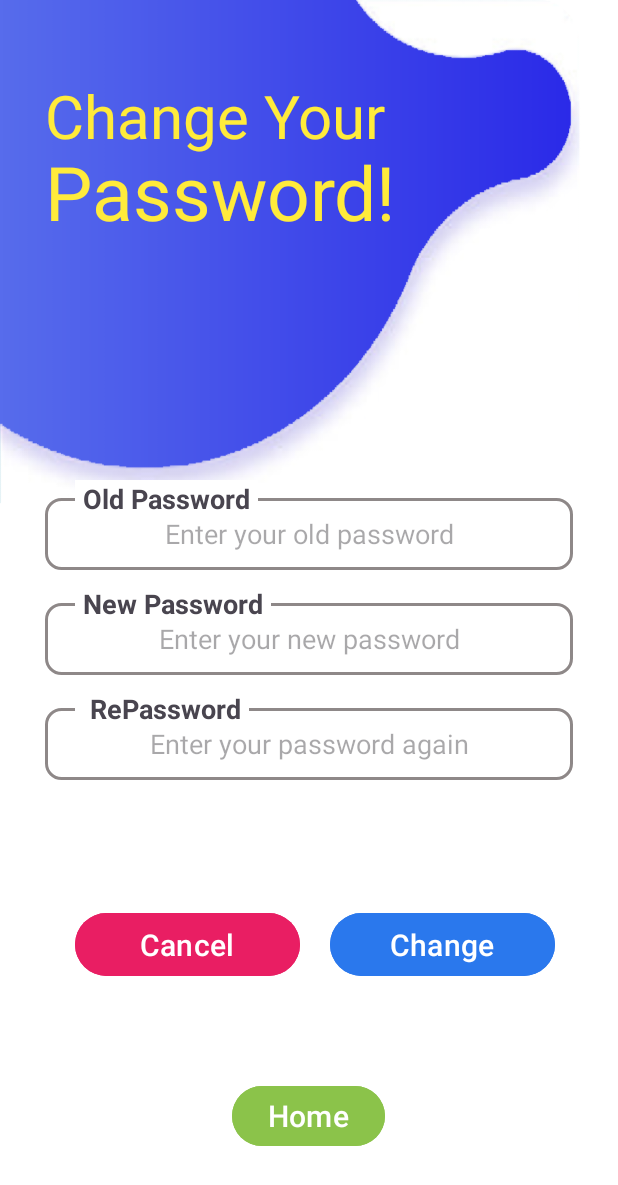
After one commit to anhdatx4ql/btl_ptud_android, an Android app: the ChangePasswordActivity screen opened directly, with no data from a screen before it, on a phone screen of 412 x 824 dp. The commit adds this screen. Shown: the top 1185 px of the screen. Run offline under Robolectric (Android 15) with nearby library versions, the phone set to English and light mode, and no system bars; our stand-ins replace Firebase (no records; nobody signed in at launch, a user with empty details on screens opened directly).

Commit message:
change password

```diff
--- a/app/src/main/AndroidManifest.xml
+++ b/app/src/main/AndroidManifest.xml
@@ -12,6 +12,9 @@
         android:supportsRtl="true"
         android:theme="@style/Theme.Btl_ptud_android"
         tools:targetApi="31">
+        <activity
+            android:name=".activities.ChangePasswordActivity"
+            android:exported="false" />
         <activity
             android:name=".activities.PlayQuizActivity"
             android:exported="false" />
@@ -44,7 +47,7 @@
             android:exported="false" />
         <activity
             android:name=".activities.LibraryActivity"
-            android:exported="false"></activity>
+            android:exported="false" />
         <activity
             android:name=".activities.SignUpActivity"
             android:exported="false" />
--- /dev/null
+++ b/app/src/main/java/com/example/btl_ptud_android/activities/ChangePasswordActivity.kt
@@ -0,0 +1,122 @@
+package com.example.btl_ptud_android.activities
+
+import android.content.Intent
+import android.os.Bundle
+import android.text.method.HideReturnsTransformationMethod
+import android.text.method.PasswordTransformationMethod
+import android.widget.Toast
+import androidx.appcompat.app.AppCompatActivity
+import com.example.btl_ptud_android.databinding.ActivityChangePasswordBinding
+import com.google.firebase.auth.EmailAuthProvider
+import com.google.firebase.auth.FirebaseAuth
+import com.google.firebase.database.DatabaseReference
+import com.google.firebase.database.FirebaseDatabase
+
+class ChangePasswordActivity : AppCompatActivity() {
+    private lateinit var binding: ActivityChangePasswordBinding
+    private lateinit var auth: FirebaseAuth
+    private lateinit var firebaseRef: DatabaseReference
+    private var admin: Boolean = false
+
+    override fun onCreate(savedInstanceState: Bundle?) {
+        super.onCreate(savedInstanceState)
+        binding = ActivityChangePasswordBinding.inflate(layoutInflater)
+        setContentView(binding.root)
+
+        auth = FirebaseAuth.getInstance()
+
+
+
+        binding.btnChange.setOnClickListener {
+            binding.prgSignup.visibility = android.view.View.VISIBLE
+            val oldPassword = binding.edtOldPassword.text.toString().trim()
+            val newPassword = binding.edtNewPassword.text.toString().trim()
+            val confirmPassword = binding.edtNewPassword2.text.toString().trim()
+
+            // Kiểm tra đầu vào
+            if (oldPassword.isEmpty() || newPassword.isEmpty() || confirmPassword.isEmpty()) {
+                Toast.makeText(this, "Vui lòng nhập đầy đủ thông tin", Toast.LENGTH_SHORT).show()
+                binding.prgSignup.visibility = android.view.View.GONE
+                return@setOnClickListener
+            }
+
+            if (newPassword.length < 6) {
+                Toast.makeText(this, "Mật khẩu phải có ít nhất 6 ký tự", Toast.LENGTH_SHORT).show()
+                binding.prgSignup.visibility = android.view.View.GONE
+                return@setOnClickListener
+            }
+
+            if (newPassword != confirmPassword) {
+                Toast.makeText(this, "Mật khẩu mới không trùng khớp", Toast.LENGTH_SHORT).show()
+                binding.prgSignup.visibility = android.view.View.GONE
+                return@setOnClickListener
+            }
+            // Xác thực lại người dùng trước khi đổi mật khẩu
+            reAuthenticateAndChangePassword(oldPassword, newPassword)
+        }
+
+        firebaseRef = FirebaseDatabase.getInstance().getReference("users")
+        val userId = auth.currentUser?.uid
+        if (userId != null) {
+            firebaseRef.child(userId).child("admin").get().addOnSuccessListener {
+                if (it.exists()) {
+                    val isAdmin = it.getValue(Boolean::class.java)
+                    admin = isAdmin ?: false
+                }
+            }
+        }
+
+        binding.prgSignup.visibility = android.view.View.GONE
+        binding.btnBack.setOnClickListener {
+            if (admin == true) {
+                val intent = Intent(this, MainActivity::class.java)
+                startActivity(intent)
+                finish()
+            }else{
+                val intent = Intent(this, HomeUserActivity::class.java)
+                startActivity(intent)
+                finish()
+            }
+        }
+
+
+        binding.btnCancel.setOnClickListener {
+            Toast.makeText(this, "Bạn đã huỷ đổi mật khẩu", Toast.LENGTH_SHORT).show()
+            if (admin == true) {
+                val intent = Intent(this, MainActivity::class.java)
+                startActivity(intent)
+                finish()
+            }else{
+                val intent = Intent(this, HomeUserActivity::class.java)
+                startActivity(intent)
+                finish()
+            }
+        }
+    }
+
+
+
+    private fun reAuthenticateAndChangePassword(oldPassword: String, newPassword: String) {
+        val user = auth.currentUser
+        if (user != null && user.email != null) {
+            val credential = EmailAuthProvider.getCredential(user.email!!, oldPassword)
+
+            user.reauthenticate(credential).addOnCompleteListener { reAuthTask ->
+                if (reAuthTask.isSuccessful) {
+                    // Nếu xác thực thành công, cập nhật mật khẩu
+                    user.updatePassword(newPassword).addOnCompleteListener { updateTask ->
+                        if (updateTask.isSuccessful) {
+                            Toast.makeText(this, "Đổi mật khẩu thành công!", Toast.LENGTH_SHORT).show()
+                        } else {
+                            Toast.makeText(this, "Lỗi khi đổi mật khẩu: ${updateTask.exception?.message}", Toast.LENGTH_SHORT).show()
+                        }
+                    }
+                } else {
+                    Toast.makeText(this, "Mật khẩu cũ không đúng!", Toast.LENGTH_SHORT).show()
+                }
+            }
+        } else {
+            Toast.makeText(this, "Không thể xác định người dùng hiện tại!", Toast.LENGTH_SHORT).show()
+        }
+    }
+}
--- a/app/src/main/java/com/example/btl_ptud_android/activities/ProfileActivity.kt
+++ b/app/src/main/java/com/example/btl_ptud_android/activities/ProfileActivity.kt
@@ -109,7 +109,14 @@ class ProfileActivity : AppCompatActivity() {
     }
 
     private fun SystemSetting() {
+        binding.btnMode.setOnClickListener {
+            val intent = Intent(this, ChangePasswordActivity::class.java)
+            startActivity(intent)
+        }
+    }
 
+    private fun updatePassword() {
+        TODO("Not yet implemented")
     }
 
     private fun ProfileSetting() {
--- a/app/src/main/java/com/example/btl_ptud_android/activities/UserProfileActivity.kt
+++ b/app/src/main/java/com/example/btl_ptud_android/activities/UserProfileActivity.kt
@@ -34,9 +34,16 @@ class UserProfileActivity : AppCompatActivity() {
         user = FirebaseAuth.getInstance()
 
         EditProfile()
-
+        ChangePassword()
         HomeUser()
         LogOut()
+    }
+
+    private fun ChangePassword() {
+        binding.btnMode.setOnClickListener {
+            val intent = Intent(this, ChangePasswordActivity::class.java)
+            startActivity(intent)
+        }
     }
 
     private fun EditProfile() {
--- /dev/null
+++ b/app/src/main/res/layout/activity_change_password.xml
@@ -0,0 +1,196 @@
+<?xml version="1.0" encoding="utf-8"?>
+<LinearLayout
+    android:background="@drawable/background_login"
+    android:orientation="vertical"
+    xmlns:android="http://schemas.android.com/apk/res/android"
+    xmlns:app="http://schemas.android.com/apk/res-auto"
+    xmlns:tools="http://schemas.android.com/tools"
+    android:id="@+id/main"
+    android:layout_width="match_parent"
+    android:layout_height="match_parent"
+    tools:context=".activities.LoginActivity">
+
+    <LinearLayout
+        android:orientation="vertical"
+        android:layout_width="match_parent"
+        android:layout_height="270dp">
+
+
+        <TextView
+            android:layout_marginLeft="30dp"
+            android:textColor="#FFEB3B"
+            android:layout_marginTop="50dp"
+            android:textSize="40sp"
+            android:id="@+id/textView"
+            android:layout_width="match_parent"
+            android:layout_height="wrap_content"
+            android:text="Change Your " />
+
+        <TextView
+            android:layout_marginLeft="30dp"
+            android:layout_marginTop="-10dp"
+            android:textColor="#FFEB3B"
+            android:textSize="50sp"
+            android:id="@+id/textView2"
+            android:layout_width="match_parent"
+            android:layout_height="wrap_content"
+            android:text="Password! " />
+    </LinearLayout>
+
+
+
+    <LinearLayout
+        android:orientation="vertical"
+        android:layout_marginTop="50dp"
+        android:layout_width="match_parent"
+        android:layout_height="wrap_content">
+        <RelativeLayout
+            android:layout_width="match_parent"
+            android:layout_height="60dp">
+
+            <EditText
+                android:gravity="center"
+                android:hint="Enter your old password"
+                android:layout_marginLeft="30dp"
+                android:layout_marginRight="30dp"
+                android:layout_marginTop="12dp"
+                android:background="@drawable/custom_edt"
+                android:id="@+id/edt_old_password"
+                android:layout_width="match_parent"
+                android:layout_height="50dp"
+                android:inputType="text"
+                />
+            <TextView
+                android:textStyle="bold"
+                android:background="#fff"
+                android:layout_marginLeft="50dp"
+                android:paddingLeft="5dp"
+                android:paddingRight="5dp"
+                android:textSize="18sp"
+                android:layout_width="wrap_content"
+                android:layout_height="wrap_content"
+                android:text="Old Password" />
+
+
+
+        </RelativeLayout>
+
+
+
+        <RelativeLayout
+            android:layout_marginTop="10dp"
+            android:layout_width="wrap_content"
+            android:layout_height="60dp">
+
+            <EditText
+                android:gravity="center"
+                android:hint="Enter your new password"
+                android:layout_marginLeft="30dp"
+                android:layout_marginRight="30dp"
+                android:layout_marginTop="12dp"
+                android:background="@drawable/custom_edt"
+                android:id="@+id/edt_new_password"
+                android:layout_width="match_parent"
+                android:layout_height="50dp"
+                />
+            <TextView
+                android:textStyle="bold"
+                android:background="#fff"
+                android:layout_marginLeft="50dp"
+                android:paddingLeft="5dp"
+                android:paddingRight="5dp"
+                android:textSize="18sp"
+                android:layout_width="wrap_content"
+                android:layout_height="wrap_content"
+                android:text="New Password" />
+
+
+
+        </RelativeLayout>
+
+        <RelativeLayout
+            android:layout_marginTop="10dp"
+            android:layout_width="wrap_content"
+            android:layout_height="60dp">
+
+            <EditText
+                android:gravity="center"
+                android:hint="Enter your password again"
+                android:layout_marginLeft="30dp"
+                android:layout_marginRight="30dp"
+                android:layout_marginTop="12dp"
+                android:background="@drawable/custom_edt"
+                android:id="@+id/edt_new_password2"
+                android:layout_width="match_parent"
+                android:layout_height="50dp"
+                />
+            <TextView
+                android:textStyle="bold"
+                android:background="#fff"
+                android:layout_marginLeft="50dp"
+                android:paddingLeft="5dp"
+                android:paddingRight="5dp"
+                android:textSize="18sp"
+                android:layout_width="wrap_content"
+                android:layout_height="wrap_content"
+                android:text=" RePassword" />
+
+
+        </RelativeLayout>
+
+
+        <LinearLayout
+            android:orientation="vertical"
+            android:layout_width="match_parent"
+            android:layout_height="300px">
+
+            <ProgressBar
+                android:visibility="gone"
+                android:layout_gravity="center"
+                android:id="@+id/prg_signup"
+                android:layout_width="30dp"
+                android:layout_height="30dp"/>
+
+
+            <LinearLayout
+                android:orientation="horizontal"
+                android:layout_width="match_parent"
+                android:layout_height="match_parent"
+                >
+                <Button
+                    android:backgroundTint="#E91E63"
+                    android:layout_marginLeft="50dp"
+                    android:id="@+id/btn_cancel"
+                    android:layout_marginTop="10dp"
+                    android:layout_gravity="center"
+                    android:text="Cancel"
+                    android:textSize="20sp"
+                    android:layout_width="150dp"
+                    android:layout_height="50dp"/>
+                <Button
+                    android:backgroundTint="#2A78ED"
+                    android:layout_marginLeft="20dp"
+                    android:id="@+id/btn_change"
+                    android:layout_marginTop="10dp"
+                    android:layout_gravity="center"
+                    android:text="Change"
+                    android:textSize="20sp"
+                    android:layout_width="150dp"
+                    android:layout_height="50dp"/>
+            </LinearLayout>
+
+        </LinearLayout>
+
+        <Button
+            android:textSize="20dp"
+            android:backgroundTint="#8BC34A"
+            android:layout_gravity="center"
+            android:text="Home"
+            android:id="@+id/btn_Back"
+            android:layout_width="wrap_content"
+            android:layout_height="wrap_content"/>
+
+    </LinearLayout>
+
+
+</LinearLayout>
--- a/app/src/main/res/layout/activity_profile.xml
+++ b/app/src/main/res/layout/activity_profile.xml
@@ -80,7 +80,7 @@
             android:layout_width="match_parent"
             android:layout_height="60dp"
             android:textColor="@color/black"
-            android:text="System Setting" />
+            android:text="Change Password" />
 
         <ImageView
             android:scaleType="fitCenter"
--- a/app/src/main/res/layout/activity_user_profile.xml
+++ b/app/src/main/res/layout/activity_user_profile.xml
@@ -80,7 +80,7 @@
             android:layout_width="match_parent"
             android:layout_height="60dp"
             android:textColor="@color/black"
-            android:text="System Setting" />
+            android:text="Change Password" />
 
         <ImageView
             android:scaleType="fitCenter"
```
Also changed, not shown: 108 other files.
